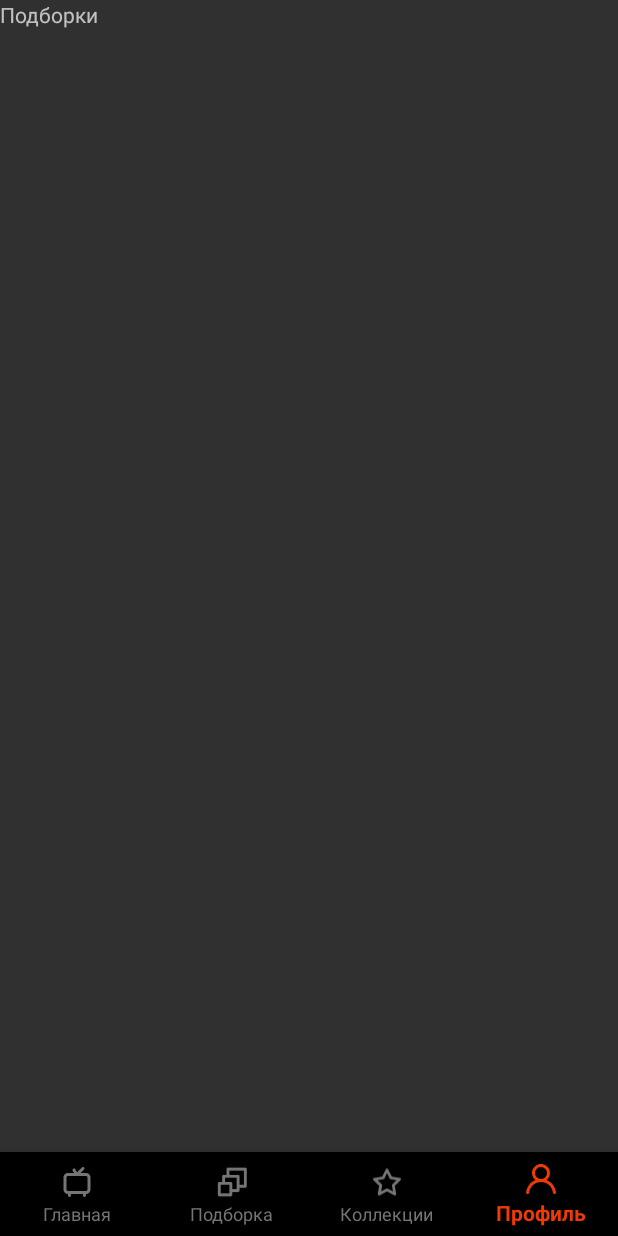
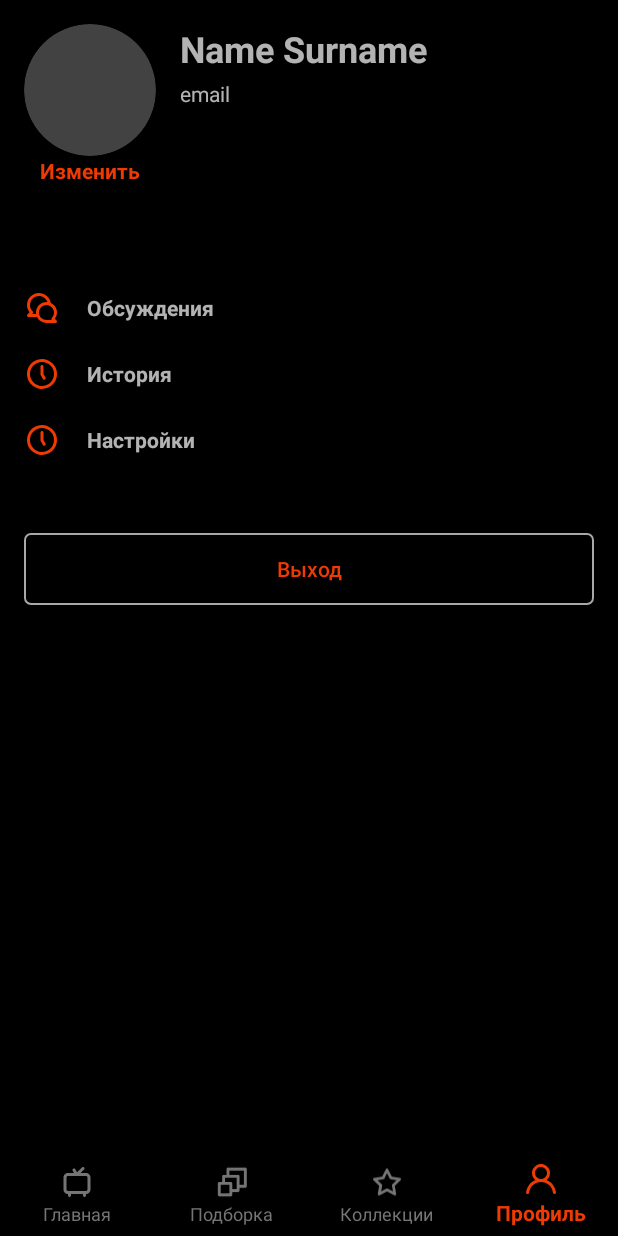
Before and after one commit to AntonBrevnov/world-cinema-brevnov, an Android app: the HomeFragment screen opened directly, with no data from a screen before it, item 4 of the bottom bar chosen, on a phone screen of 412 x 824 dp. Run offline under Robolectric (Android 15) with nearby library versions, the phone set to English and light mode, and no system bars; our stand-ins replace Picasso, navigation-ui; network calls fail; pictures from the network do not load; 1 statement that could not run was skipped.

Commit message:
feat: show profile data; local storage implementation

```diff
--- a/app/src/main/java/com/example/worldcinemabrevnov/HomeFragment.java
+++ b/app/src/main/java/com/example/worldcinemabrevnov/HomeFragment.java
@@ -5,7 +5,9 @@ import android.os.Bundle;
 
 import androidx.fragment.app.Fragment;
 import androidx.recyclerview.widget.LinearLayoutManager;
+import androidx.recyclerview.widget.PagerSnapHelper;
 import androidx.recyclerview.widget.RecyclerView;
+import androidx.recyclerview.widget.SnapHelper;
 
 import android.util.Log;
 import android.view.LayoutInflater;
@@ -54,7 +56,6 @@ public class HomeFragment extends Fragment {
     }
 
     private void InitUI(View view) {
-
         mMoviesContainer = view.findViewById(R.id.mainMoviesContainer);
     }
 
@@ -67,9 +68,11 @@ public class HomeFragment extends Fragment {
                         mMovies = response.body();
                         moviesListAdapter = new MoviesListAdapter(getContext(), mMovies);
 
+                        SnapHelper snapHelper = new PagerSnapHelper();
                         LinearLayoutManager manager = new LinearLayoutManager(getContext(), LinearLayoutManager.HORIZONTAL, false);
                         mMoviesContainer.setLayoutManager(manager);
                         mMoviesContainer.setAdapter(moviesListAdapter);
+                        snapHelper.attachToRecyclerView(mMoviesContainer);
                     } else if (response.code() == 400) {
                         String serverErrorMessage = ErrorUtils.parseError(response).message();
                         Toast.makeText(getContext(), serverErrorMessage, Toast.LENGTH_SHORT).show();
--- a/app/src/main/java/com/example/worldcinemabrevnov/ProfileFragment.java
+++ b/app/src/main/java/com/example/worldcinemabrevnov/ProfileFragment.java
@@ -1,20 +1,27 @@
 package com.example.worldcinemabrevnov;
 
+import android.content.Context;
 import android.content.Intent;
+import android.content.SharedPreferences;
 import android.os.AsyncTask;
 import android.os.Bundle;
 import android.view.LayoutInflater;
 import android.view.View;
 import android.view.ViewGroup;
+import android.widget.Button;
+import android.widget.ImageView;
+import android.widget.TextView;
 import android.widget.Toast;
 
 import androidx.fragment.app.Fragment;
 
-import com.example.worldcinemabrevnov.data.DataManager;
 import com.example.worldcinemabrevnov.network.ApiHandler;
 import com.example.worldcinemabrevnov.network.ErrorUtils;
 import com.example.worldcinemabrevnov.network.models.UserResponse;
 import com.example.worldcinemabrevnov.network.services.ApiService;
+import com.squareup.picasso.Picasso;
+
+import java.util.List;
 
 import retrofit2.Call;
 import retrofit2.Callback;
@@ -22,7 +29,17 @@ import retrofit2.Response;
 
 public class ProfileFragment extends Fragment {
 
+    private UserResponse mUserData;
+
+    private ImageView mAvatar;
+    private TextView mUserName;
+    private TextView mEmail;
+
+    private Button mSignOutButton;
+
     ApiService service = ApiHandler.getInstance().getService();
+
+    SharedPreferences localStorage;
 
     public ProfileFragment() {
 
@@ -35,17 +52,47 @@ public class ProfileFragment extends Fragment {
     @Override
     public View onCreateView(LayoutInflater inflater, ViewGroup container,
                              Bundle savedInstanceState) {
+        localStorage = getActivity().getSharedPreferences("WCLS", Context.MODE_PRIVATE);
+
+        View view = inflater.inflate(R.layout.fragment_profile, container, false);
+        InitUI(view);
         fetchUserData();
-        return inflater.inflate(R.layout.fragment_query, container, false);
+        return view;
+    }
+
+    private void InitUI(View view) {
+        mAvatar = view.findViewById(R.id.image_avatar);
+        mUserName = view.findViewById(R.id.user_name);
+        mEmail = view.findViewById(R.id.user_email);
+
+        mSignOutButton = view.findViewById(R.id.sign_out_button);
+        mSignOutButton.setOnClickListener(new View.OnClickListener() {
+            @Override
+            public void onClick(View view) {
+                signOut();
+            }
+        });
+    }
+
+    private void signOut() {
+        SharedPreferences.Editor editor = localStorage.edit();
+        editor.remove("token");
+        editor.commit();
+
+        startActivity(new Intent(getContext(), SignInActivity.class));
+        getActivity().finish();
     }
 
     private void fetchUserData() {
         AsyncTask.execute(() -> {
-            service.fetchUserData().enqueue(new Callback<UserResponse>() {
+            service.fetchUserData().enqueue(new Callback<List<UserResponse>>() {
                 @Override
-                public void onResponse(Call<UserResponse> call, Response<UserResponse> response) {
-                    if (response.isSuccessful()){
-
+                public void onResponse(Call<List<UserResponse>> call, Response<List<UserResponse>> response) {
+                    if (response.isSuccessful()) {
+                        Picasso.with(getContext())
+                                .load("http://cinema.areas.su/up/images/" + response.body().get(0).getAvatar()).into(mAvatar);
+                        mUserName.setText(response.body().get(0).getFirstName() + " " + response.body().get(0).getLastName());
+                        mEmail.setText(response.body().get(0).getEmail());
                     } else if (response.code() == 400) {
                         String serverErrorMessage = ErrorUtils.parseError(response).message();
                         Toast.makeText(getContext(), serverErrorMessage, Toast.LENGTH_SHORT).show();
@@ -55,7 +102,7 @@ public class ProfileFragment extends Fragment {
                 }
 
                 @Override
-                public void onFailure(Call<UserResponse> call, Throwable t) {
+                public void onFailure(Call<List<UserResponse>> call, Throwable t) {
 
                 }
             });
--- a/app/src/main/java/com/example/worldcinemabrevnov/SignUpActivity.java
+++ b/app/src/main/java/com/example/worldcinemabrevnov/SignUpActivity.java
@@ -10,11 +10,8 @@ import android.widget.Button;
 import android.widget.EditText;
 import android.widget.Toast;
 
-import com.example.worldcinemabrevnov.data.DataManager;
 import com.example.worldcinemabrevnov.network.ApiHandler;
 import com.example.worldcinemabrevnov.network.ErrorUtils;
-import com.example.worldcinemabrevnov.network.models.SignInBody;
-import com.example.worldcinemabrevnov.network.models.SignInResponse;
 import com.example.worldcinemabrevnov.network.models.SignUpBody;
 import com.example.worldcinemabrevnov.network.services.ApiService;
 
--- a/app/src/main/java/com/example/worldcinemabrevnov/data/DataManager.java
+++ b/app/src/main/java/com/example/worldcinemabrevnov/data/DataManager.java
@@ -1,13 +1,13 @@
 package com.example.worldcinemabrevnov.data;
 
 public class DataManager {
-    private static String token;
+    private static String mToken;
+
+    public static void setToken(String token) {
+        mToken = token;
+    }
 
     public static String getToken() {
-        return token;
-    }
-
-    public static void setToken(String token) {
-        DataManager.token = token;
+        return mToken;
     }
 }
--- a/app/src/main/java/com/example/worldcinemabrevnov/network/ApiHandler.java
+++ b/app/src/main/java/com/example/worldcinemabrevnov/network/ApiHandler.java
@@ -1,4 +1,6 @@
 package com.example.worldcinemabrevnov.network;
+
+import android.content.SharedPreferences;
 
 import com.example.worldcinemabrevnov.data.DataManager;
 import com.example.worldcinemabrevnov.network.services.ApiService;
--- a/app/src/main/java/com/example/worldcinemabrevnov/network/services/ApiService.java
+++ b/app/src/main/java/com/example/worldcinemabrevnov/network/services/ApiService.java
@@ -28,5 +28,5 @@ public interface ApiService {
     Call<List<MovieResponse>> fetchMovies(@Query("filter") String filter);
 
     @GET("/user")
-    Call<UserResponse> fetchUserData();
+    Call<List<UserResponse>> fetchUserData();
 }
--- a/app/src/main/res/layout/fragment_profile.xml
+++ b/app/src/main/res/layout/fragment_profile.xml
@@ -5,6 +5,7 @@
     xmlns:app="http://schemas.android.com/apk/res-auto"
     android:orientation="vertical"
     xmlns:tools="http://schemas.android.com/tools"
+    android:background="@color/black"
     tools:context=".MainActivity">
 
     <LinearLayout
@@ -130,6 +131,15 @@
                 android:textStyle="bold" />
         </LinearLayout>
 
+        <Button
+            android:id="@+id/sign_out_button"
+            style="@style/secondaryButtonStyle"
+            android:background="@drawable/secondary_button_rounded"
+            android:layout_width="match_parent"
+            android:layout_height="wrap_content"
+            android:layout_marginTop="40dp"
+            android:text="Выход" />
+
     </LinearLayout>
 
 </LinearLayout>
```
Also changed, not shown: app/src/main/java/com/example/worldcinemabrevnov/SignInActivity.java (+22 -1 lines).
